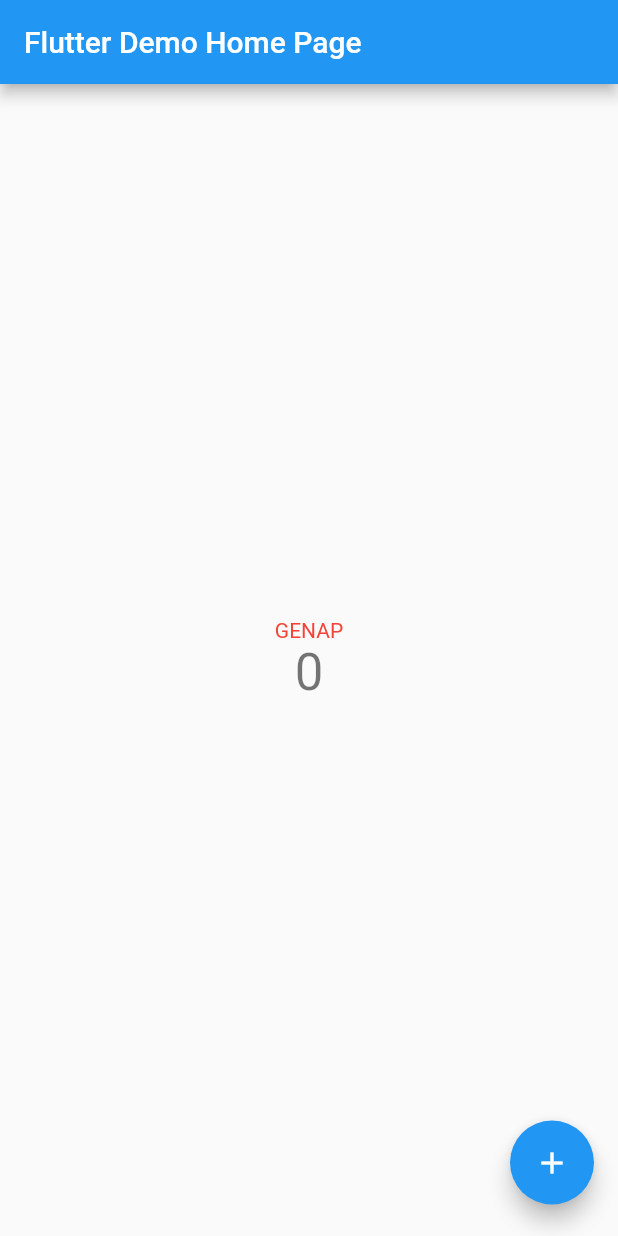
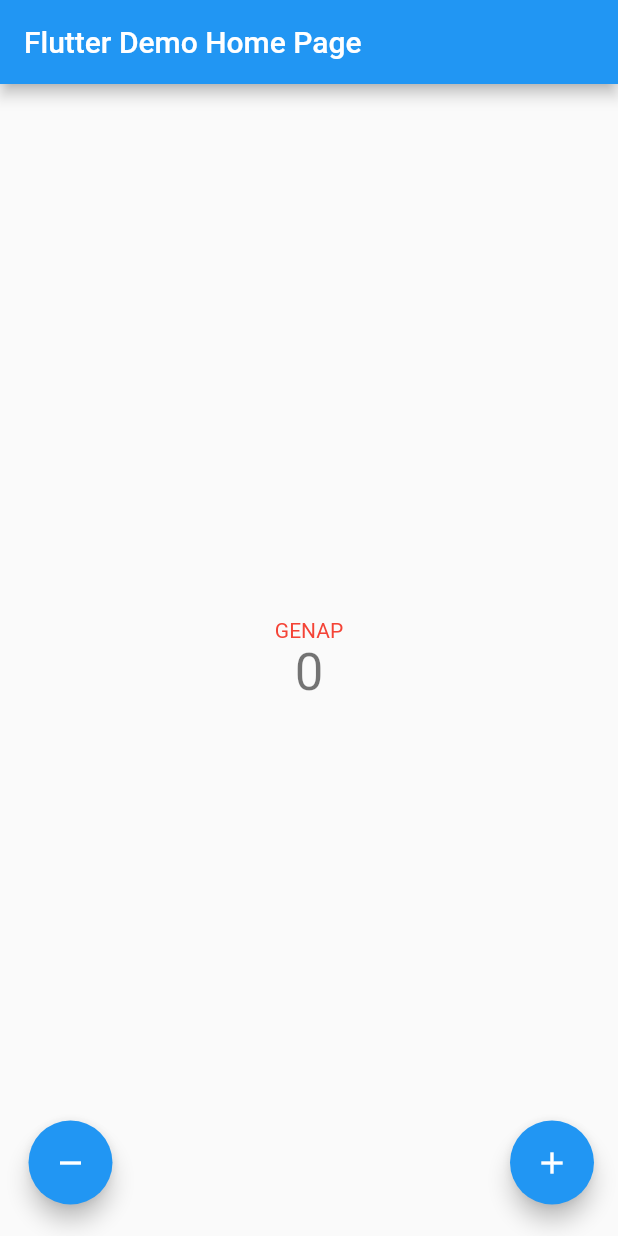
Before and after one commit to SakinahRichas/pbp-flutter-lab, a Flutter app: the screen it shows after launch, on a phone screen of 412 x 824 dp. Run offline on Flutter 3.47's test engine with Material 2 defaults, Android fonts, the phone set to English and light mode, and no system bars.

Commit message:
tugasss 7selesei

```diff
--- a/lib/main.dart
+++ b/lib/main.dart
@@ -139,33 +139,35 @@ class _MyHomePageState extends State<MyHomePage> {
       //   child: const Icon(Icons.add),
       // ), // This trailing comma makes auto-formatting nicer for build methods.
 
+
       floatingActionButton: Container(
-        width: double.infinity,
+
         margin: const EdgeInsets.only(left:35, bottom:5),
 
         child: Row(
-          mainAxisAlignment: MainAxisAlignment.spaceBetween,
-          children: [
-            _counter > 0 ?
-              FloatingActionButton(
+          crossAxisAlignment: CrossAxisAlignment.end,
+
+          children:[
+            Visibility(
+              visible: true,
+              child: FloatingActionButton(
                 onPressed: _decrementCounter,
                 tooltip: 'decrement',
                 child: const Icon(Icons.remove),
-              ):
-              const SizedBox(),
+              ),
+            ),
+            Expanded(child: Container()),
+
             FloatingActionButton(
               onPressed: _incrementCounter,
               tooltip: 'increment',
               child: const Icon(Icons.add),
             ),
-
           ],
         ),
       )
 
 
-
-
     );
   }
 }
```
